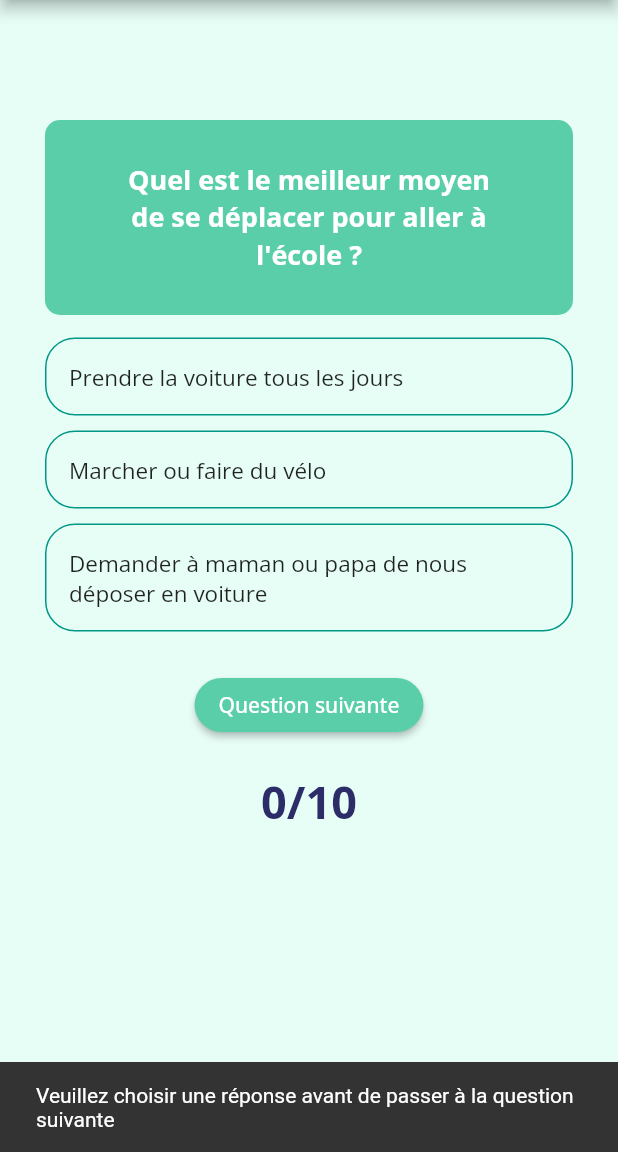
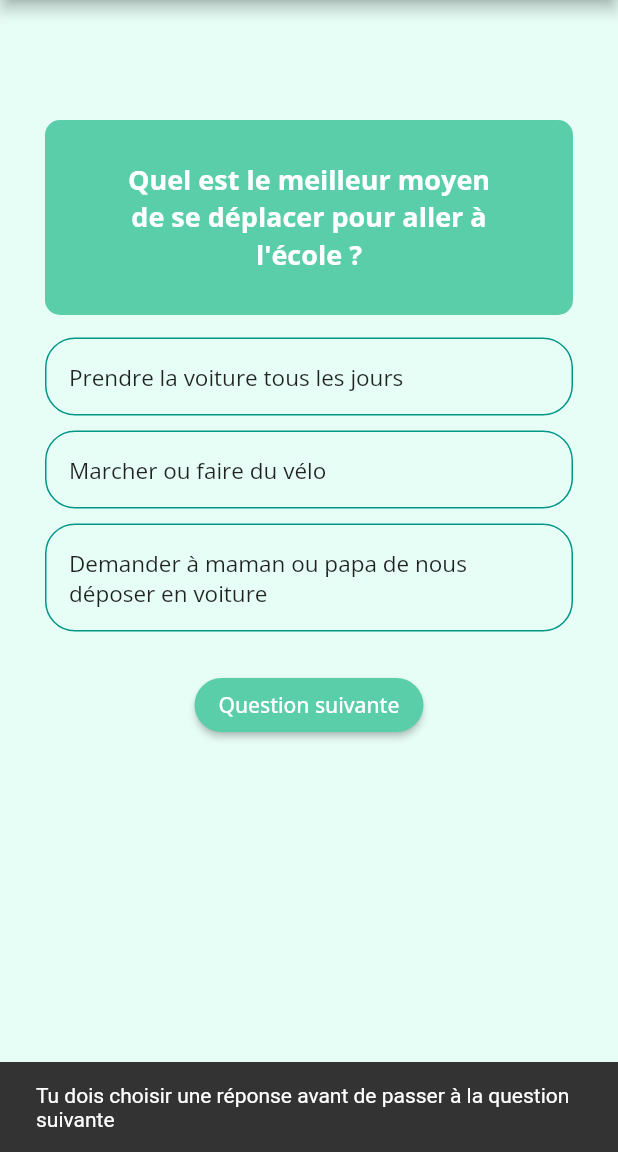
Before and after one commit to Nastiakor/mpp_exercice, a Flutter app: the QuizGame screen opened directly, after a tap on "Question suivante", on a phone screen of 412 x 824 dp, the part 84-1236 px from its top. Run offline on Flutter 3.47's test engine with Material 2 defaults, Android fonts, the phone set to English and light mode, and no system bars; our stand-ins replace fluttertoast, google_fonts.

Commit message:
Some style details

```diff
--- a/lib/pages/quiz.dart
+++ b/lib/pages/quiz.dart
@@ -141,7 +141,7 @@ class _QuizGameState extends State<QuizGame> {
                         ScaffoldMessenger.of(context).showSnackBar(
                           SnackBar(
                             content: Text(
-                                'Veuillez choisir une réponse avant de passer à la question suivante'),
+                                'Tu dois choisir une réponse avant de passer à la question suivante'),
                           ),
                         );
                         return;
@@ -157,7 +157,7 @@ class _QuizGameState extends State<QuizGame> {
                         ScaffoldMessenger.of(context).showSnackBar(
                           SnackBar(
                             content: Text(
-                                'Veuillez choisir une réponse avant de passer à la question suivante'),
+                                'Tu dois choisir une réponse avant de passer à la question suivante'),
                           ),
                         );
                         return;
@@ -168,14 +168,14 @@ class _QuizGameState extends State<QuizGame> {
                   ),
             Container(
               padding: EdgeInsets.all(20),
-              child: Text(
+             /* child: Text(
                 '${_totalScore.toString()}/${_questions.length}',
                 style: TextStyle(
                   fontSize: 30,
                   fontWeight: FontWeight.bold,
                   color: Color(0xFF2C2C69),
                 ),
-              ),
+              ),*/
             ),
             if (answerSelected && !endOfQuiz)
               Container(
```
Also changed, not shown: lib/widgets/startGame.dart (+13 -4 lines).
